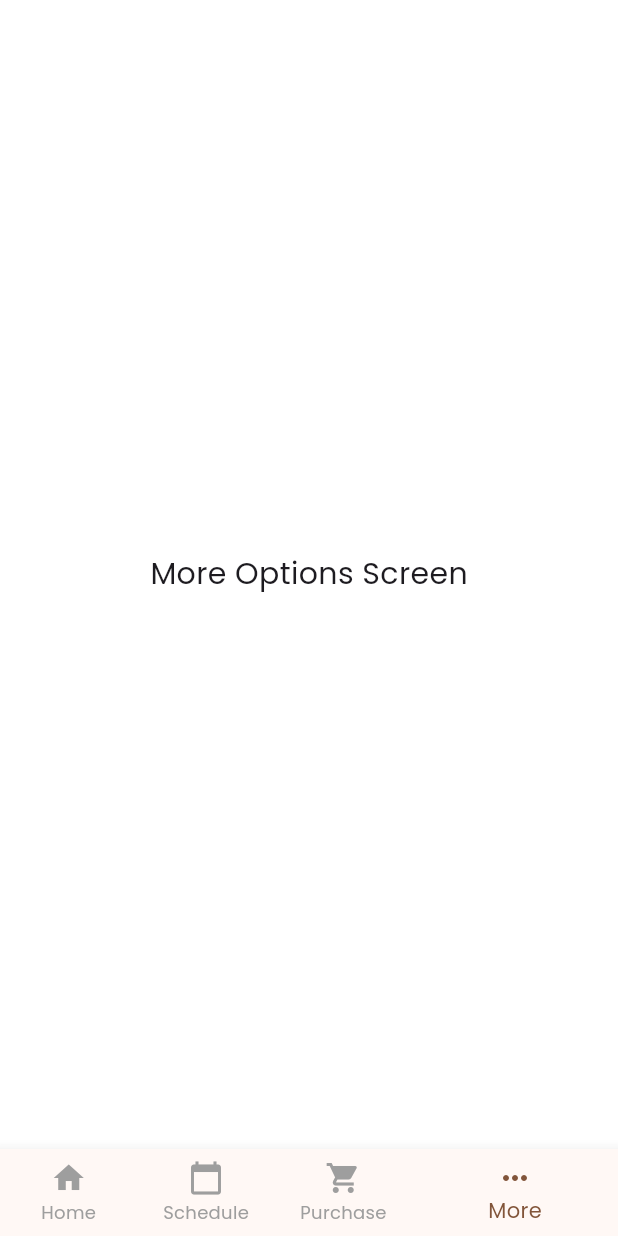
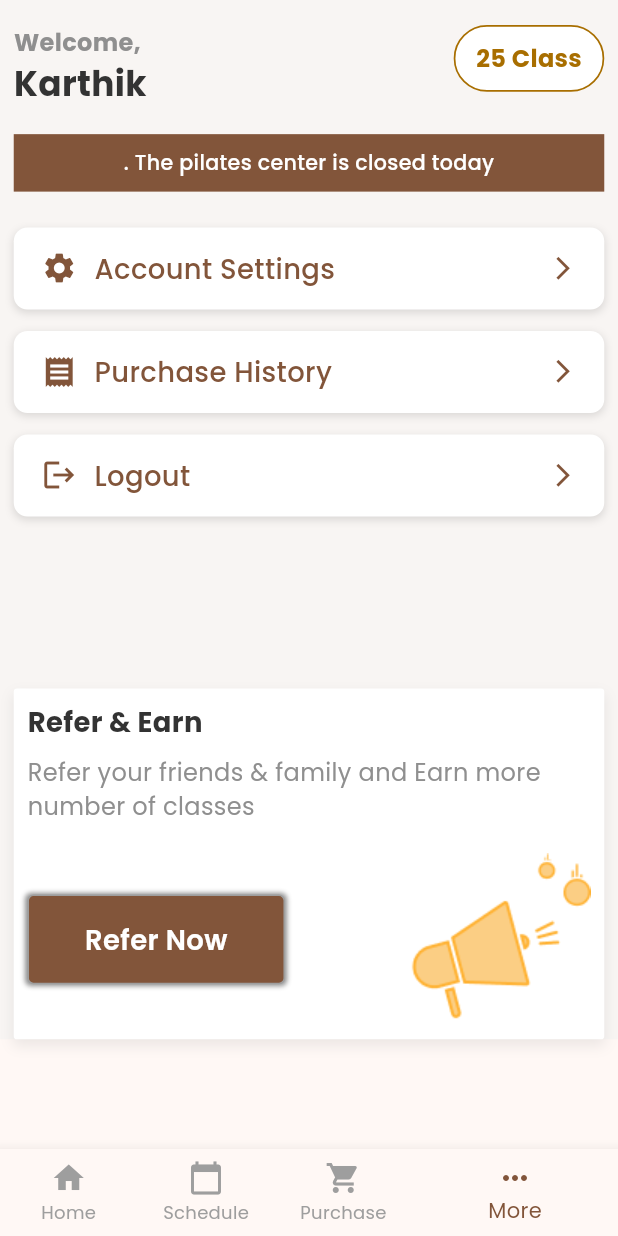
Before and after one commit to TheMorningCoder/Aayu_App, a Flutter app: the UserHomeScreen screen opened by its route, item 4 of the bottom bar chosen, on a phone screen of 412 x 824 dp. Run offline on Flutter 3.47's test engine with Material 3 defaults, Android fonts, the phone set to English and light mode, and no system bars; our stand-ins replace flutter_screenutil, google_fonts, shared_preferences, table_calendar; accounts and stored records are empty; network calls fail.

Commit message:
Account Settings and Purchase History Screens UI Done

```diff
--- a/lib/core/routes/routes.dart
+++ b/lib/core/routes/routes.dart
@@ -1,3 +1,5 @@
+import 'package:aayu_app/modules/user/screens/account_settings.dart';
+import 'package:aayu_app/modules/user/screens/purchase_history.dart';
 import 'package:aayu_app/modules/user/screens/user_homescreen.dart';
 import 'package:aayu_app/shared/screens/first_splash_screen.dart';
 import 'package:aayu_app/shared/screens/forget_password_screen.dart';
@@ -17,6 +19,8 @@ class Routes {
   static const String signUpScreen = '/signup-screen';
   static const String adminDashboard = '/admin-dashboard';
   static const String userHomeScreen = '/user-homescreen';
+  static const String accountSettings = '/account-settings';
+  static const String purchaseHistory = '/purchase-history';
 }
 
 // Configure the route map
@@ -44,6 +48,12 @@ class RouteGenerator {
       case Routes.userHomeScreen:
         return MaterialPageRoute(builder: (_) => const UserHomeScreen());
 
+      case Routes.accountSettings:
+        return MaterialPageRoute(builder: (_) => const AccountSettingsScreen());
+
+      case Routes.purchaseHistory:
+        return MaterialPageRoute(builder: (_) => const PurchaseHistoryScreen());
+
       default:
         return _errorRoute();
     }
--- /dev/null
+++ b/lib/modules/user/components/navigation_button.dart
@@ -0,0 +1,56 @@
+import 'package:aayu_app/core/themes/app_colors.dart';
+import 'package:flutter/material.dart';
+import 'package:flutter_screenutil/flutter_screenutil.dart';
+
+class NavigationButton extends StatelessWidget {
+  final String text;
+  final IconData icon;
+  final VoidCallback onTap;
+
+  const NavigationButton({
+    super.key,
+    required this.text,
+    required this.icon,
+    required this.onTap,
+  });
+
+  @override
+  Widget build(BuildContext context) {
+    return GestureDetector(
+      onTap: onTap,
+      child: Container(
+        padding: EdgeInsets.symmetric(vertical: 12.h, horizontal: 16.w),
+        margin: EdgeInsets.symmetric(vertical: 6.h),
+        decoration: BoxDecoration(
+          color: Colors.white,
+          borderRadius: BorderRadius.circular(8.r),
+          boxShadow: [
+            BoxShadow(
+              color: Colors.black12,
+              blurRadius: 4,
+              offset: Offset(0, 2),
+            ),
+          ],
+        ),
+        child: Row(
+          children: [
+            Icon(icon, color: AppColors.primaryBrownColor),
+            SizedBox(width: 10.w),
+            Expanded(
+              child: Text(
+                text,
+                style: TextStyle(
+                  fontSize: 16.sp,
+                  fontWeight: FontWeight.w500,
+                  color: AppColors.primaryBrownColor,
+                ),
+              ),
+            ),
+            Icon(Icons.arrow_forward_ios,
+                size: 16.sp, color: AppColors.primaryBrownColor),
+          ],
+        ),
+      ),
+    );
+  }
+}
--- /dev/null
+++ b/lib/modules/user/screens/more_screen_content.dart
@@ -0,0 +1,75 @@
+import 'package:aayu_app/core/routes/routes.dart';
+import 'package:aayu_app/core/themes/app_colors.dart';
+import 'package:aayu_app/modules/user/components/alert_bar.dart';
+import 'package:aayu_app/modules/user/components/navigation_button.dart';
+import 'package:aayu_app/modules/user/components/refer_and_earn_card.dart';
+import 'package:flutter/material.dart';
+import 'package:flutter_screenutil/flutter_screenutil.dart';
+import 'package:aayu_app/modules/user/components/top_name_bar.dart';
+import 'package:shared_preferences/shared_preferences.dart';
+
+class MoreScreenContent extends StatefulWidget {
+  const MoreScreenContent({super.key});
+
+  @override
+  MoreScreenContentState createState() => MoreScreenContentState();
+}
+
+class MoreScreenContentState extends State<MoreScreenContent> {
+  void logout(BuildContext context) async {
+    SharedPreferences prefs = await SharedPreferences.getInstance();
+    await prefs.clear(); // Remove stored user data
+    Navigator.pushReplacementNamed(
+        context, "/login-screen"); // Redirect to login
+  }
+
+  @override
+  Widget build(BuildContext context) {
+    return Scaffold(
+      body: SingleChildScrollView(
+        child: Container(
+          padding: EdgeInsets.symmetric(horizontal: 8.w),
+          decoration:
+              const BoxDecoration(color: AppColors.lighterBrownBackgroundColor),
+          child: Column(
+            crossAxisAlignment: CrossAxisAlignment.start,
+            children: [
+              // Top Bar Section
+              SizedBox(height: 14.h),
+              const TopNameBar(name: "Karthik"),
+              // Calendar Widget
+              SizedBox(height: 14.h),
+
+              // Alert Bar
+              const AlertBar(text: ". The pilates center is closed today"),
+              SizedBox(height: 14.h),
+              NavigationButton(
+                text: "Account Settings",
+                icon: Icons.settings,
+                onTap: () {
+                  Navigator.pushNamed(context, Routes.accountSettings);
+                },
+              ),
+              NavigationButton(
+                text: "Purchase History",
+                icon: Icons.receipt,
+                onTap: () {
+                  Navigator.pushNamed(context, Routes.purchaseHistory);
+                },
+              ),
+              NavigationButton(
+                text: "Logout",
+                icon: Icons.logout,
+                onTap: () {
+                  logout(context);
+                },
+              ),
+              SizedBox(height: 90.h),
+              const ReferAndEarnCard(),
+            ],
+          ),
+        ),
+      ),
+    );
+  }
+}
--- a/lib/modules/user/screens/purchase_screen_content.dart
+++ b/lib/modules/user/screens/purchase_screen_content.dart
@@ -36,7 +36,7 @@ class PurchaseScreenContentState extends State<PurchaseScreenContent> {
               Text(
                 "Purchase Plans",
                 style: TextStyle(
-                  fontSize: 18.sp,
+                  fontSize: 16.sp,
                   fontWeight: FontWeight.w600,
                   color: AppColors.titleHeadingColor,
                 ),
@@ -44,7 +44,7 @@ class PurchaseScreenContentState extends State<PurchaseScreenContent> {
               Text(
                 "Checkout different plans and start your fitness journey now",
                 style: TextStyle(
-                  fontSize: 14.sp,
+                  fontSize: 12.sp,
                   fontWeight: FontWeight.w400,
                   color: AppColors.bodyNeutralColor,
                 ),
--- a/lib/modules/user/screens/user_homescreen.dart
+++ b/lib/modules/user/screens/user_homescreen.dart
@@ -1,4 +1,5 @@
 import 'package:aayu_app/modules/user/screens/home_screen_content.dart';
+import 'package:aayu_app/modules/user/screens/more_screen_content.dart';
 import 'package:aayu_app/modules/user/screens/purchase_screen_content.dart';
 import 'package:aayu_app/modules/user/screens/schedule_screen_content.dart';
 import 'package:flutter/material.dart';
@@ -22,8 +23,7 @@ class _UserHomeScreenState extends State<UserHomeScreen> {
     // Purchase Screen
     const PurchaseScreenContent(),
     // More Options Screen
-    const Center(
-        child: Text('More Options Screen', style: TextStyle(fontSize: 20))),
+    const MoreScreenContent()
   ];
 
   void _onTabTapped(int index) {
--- a/lib/shared/components/primary_button.dart
+++ b/lib/shared/components/primary_button.dart
@@ -30,7 +30,7 @@ class PrimaryButton extends StatelessWidget {
         height: height,
         decoration: BoxDecoration(
           color: buttonColor,
-          borderRadius: BorderRadius.circular(5),
+          borderRadius: BorderRadius.circular(4),
           border: Border.all(
             color: Colors.grey,
           ),
@@ -38,7 +38,7 @@ class PrimaryButton extends StatelessWidget {
             BoxShadow(
               color: AppColors.bodyNeutralColor,
               spreadRadius: 1,
-              blurRadius: 4,
+              blurRadius: 2,
             ),
           ],
         ),
```
Also changed, not shown: lib/modules/user/components/purchase_plan_card.dart (+7 -7 lines), lib/modules/user/components/transaction_card.dart (added, +65 -0 lines), lib/modules/user/data/transaction_data.dart (added, +44 -0 lines), lib/modules/user/screens/account_settings.dart (added, +140 -0 lines), lib/modules/user/screens/popups/confirm_cancellation_popup.dart (+18 -21 lines), lib/modules/user/screens/popups/upcoming_class_popup.dart (+23 -1 lines), lib/modules/user/screens/purchase_history.dart (added, +55 -0 lines).
